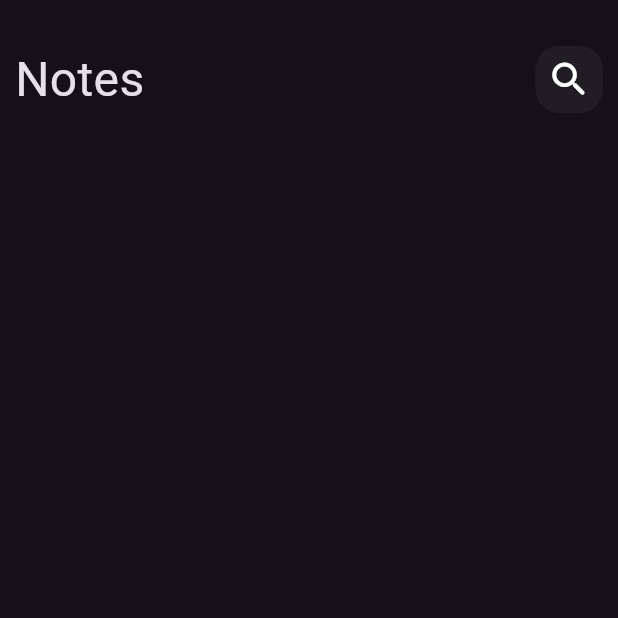
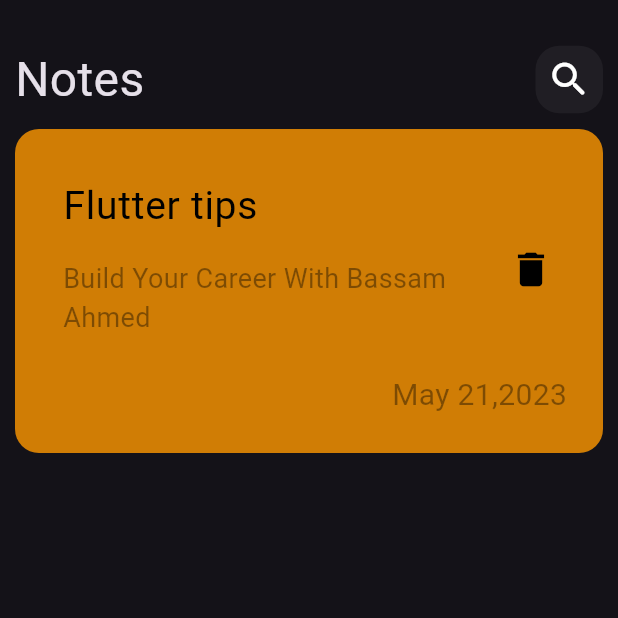
Before and after one commit to bassamAhmedBe/NotesTwo, a Flutter app: the screen it shows after launch, on a phone screen of 412 x 824 dp, the top half of it. Run offline on Flutter 3.47's test engine with Material 3 defaults, Android fonts, the phone set to English and light mode, and no system bars.

Commit message:
create custom noteItem

```diff
--- /dev/null
+++ b/lib/constant.dart
@@ -0,0 +1 @@
+import 'package:flutter/material.dart';
--- a/lib/views/note_view.dart
+++ b/lib/views/note_view.dart
@@ -6,8 +6,9 @@ class NoteView extends StatelessWidget {
 
   @override
   Widget build(BuildContext context) {
-    return Scaffold(
+    return const Scaffold(
       body: NoteViewBody(),
+
     );
   }
 }
--- /dev/null
+++ b/lib/widgets/custom_note_item.dart
@@ -0,0 +1,58 @@
+
+import 'package:flutter/material.dart';
+
+class NoteItem extends StatelessWidget {
+  const NoteItem({super.key});
+
+  @override
+  Widget build(BuildContext context) {
+    return Container(
+      padding: EdgeInsets.only(
+        top: 24,
+        bottom: 24,
+        left: 16,
+      ),
+      decoration: BoxDecoration(
+        color: Colors.orange.withOpacity(.8),
+        borderRadius: BorderRadius.circular(16),
+      ),
+      child: Column(
+        crossAxisAlignment: CrossAxisAlignment.end,
+        children: [
+          ListTile(
+            title: const Text(
+              'Flutter tips',
+              style: TextStyle(fontSize: 26, color: Colors.black),
+            ),
+            subtitle: Padding(
+              padding: const EdgeInsets.only(top: 16, bottom: 16),
+              child: Text(
+                'Build Your Career With Bassam Ahmed',
+                style: TextStyle(
+                  fontSize: 18,
+                  color: Colors.black.withOpacity(.4),
+                ),
+              ),
+            ),
+            trailing: IconButton(
+              onPressed: () {},
+              icon: const Icon(
+                Icons.delete,
+                color: Colors.black,
+                size: 30,
+              ),
+            ),
+          ),
+          Padding(
+            padding: const EdgeInsets.only(right: 24),
+            child: Text(
+              'May 21,2023',
+              style:
+                  TextStyle(color: Colors.black.withOpacity(.4), fontSize: 20),
+            ),
+          ),
+        ],
+      ),
+    );
+  }
+}
--- a/lib/widgets/note_view_body.dart
+++ b/lib/widgets/note_view_body.dart
@@ -1,5 +1,7 @@
 import 'package:flutter/material.dart';
+import 'package:note_two/constant.dart';
 import 'package:note_two/widgets/custom_appBar.dart';
+import 'package:note_two/widgets/custom_note_item.dart';
 
 class NoteViewBody extends StatelessWidget {
   const NoteViewBody({super.key});
@@ -7,13 +9,17 @@ class NoteViewBody extends StatelessWidget {
   @override
   Widget build(BuildContext context) {
     return const Padding(
-      padding:  EdgeInsets.symmetric(horizontal: 10),
+      padding: EdgeInsets.symmetric(horizontal: 10),
       child: Column(
         children: [
           SizedBox(
             height: 30,
           ),
           CustomAppBar(),
+          SizedBox(
+            height: 10,
+          ),
+          NoteItem(),
         ],
       ),
     );
```
